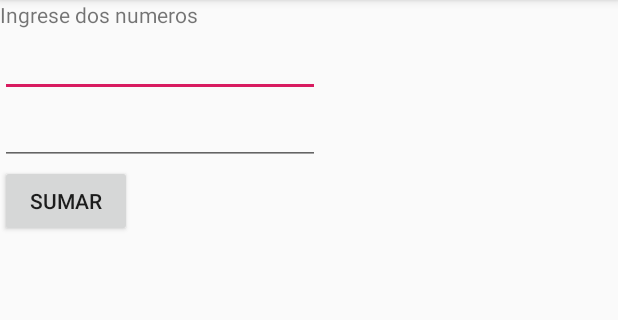
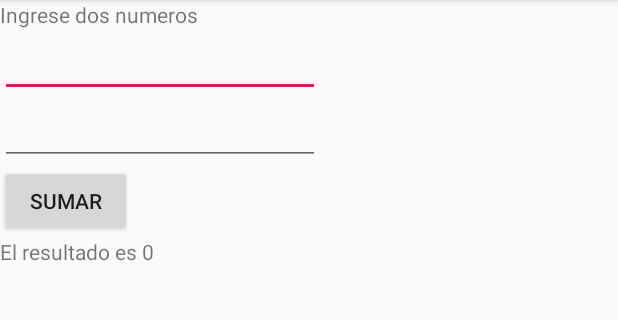
Before and after one commit to cristian16b/Android-PrimerosPasos, an Android app: the screen it shows after launch (MainActivity), after a tap on "SUMAR", on a phone screen of 412 x 824 dp, the part 84-404 px from its top. Run offline under Robolectric (Android 15) with nearby library versions, the phone set to English and light mode, and no system bars; 2 statements that could not run were skipped.

Commit message:
agregada funcionalidad sumar

```diff
--- a/app/src/main/java/com/example/usuario/myapplication/MainActivity.java
+++ b/app/src/main/java/com/example/usuario/myapplication/MainActivity.java
@@ -3,18 +3,35 @@ package com.example.usuario.myapplication;
 import android.support.v7.app.AppCompatActivity;
 import android.os.Bundle;
 import android.view.View;
+import android.widget.EditText;
+import android.widget.TextView;
 
 public class MainActivity extends AppCompatActivity {
+
+    private EditText numeroI;
+    private EditText numeroII;
+    private TextView resultadoSuma;
 
     @Override
     protected void onCreate(Bundle savedInstanceState) {
         super.onCreate(savedInstanceState);
         setContentView(R.layout.activity_main);
 
-        //
+        //instancio los elementos
+        numeroI = (EditText)findViewById(R.id.primerNumero);
+        numeroII = (EditText)findViewById(R.id.segundoNumero);
+        resultadoSuma = (TextView)findViewById(R.id.resultadoSuma);
     }
 
     public void sumar(View view) {
 
+        String primerNumero = numeroI.getText().toString();
+        String segundoNumero = numeroII.getText().toString();
+        int nro1 = Integer.parseInt(primerNumero);
+        int nro2 = Integer.parseInt(segundoNumero);
+        int suma = nro1 + nro2;
+        String Suma =  Integer.toString(suma);
+
+        resultadoSuma.setText("El resultado es " +  Suma);
     }
 }
```
